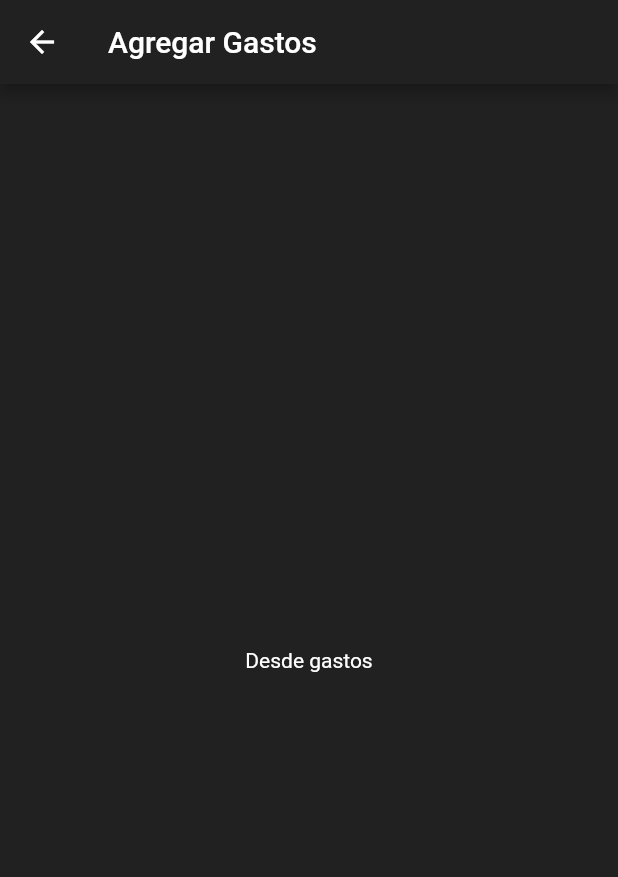
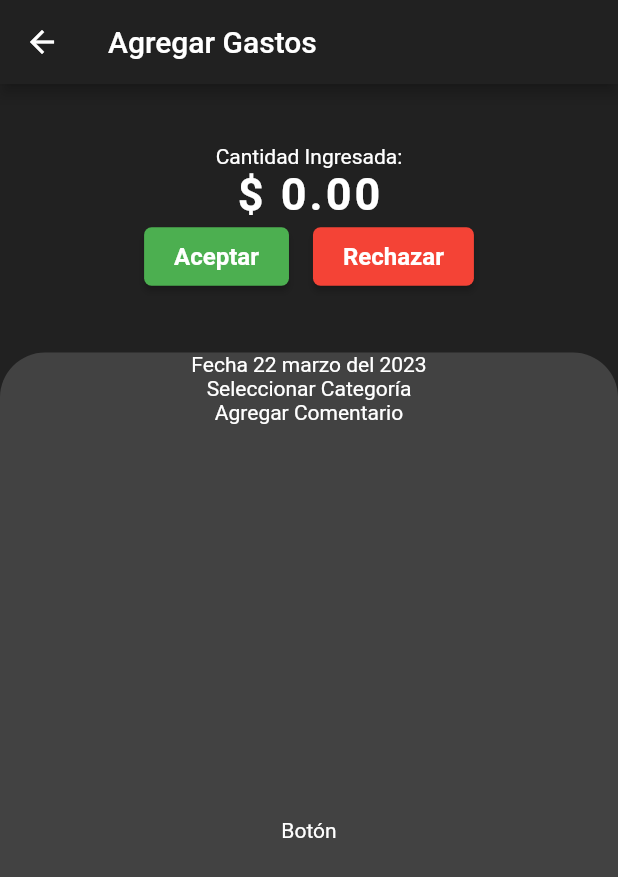
Before and after one commit to Nerovelic/app_balance, a Flutter app: the AddExpenses screen opened by its route, on a phone screen of 412 x 824 dp. Shown: the top 877 px of the screen. Run offline on Flutter 3.47's test engine with Material 2 defaults, Android fonts, the phone set to English and light mode, and no system bars; our stand-ins replace flutter_speed_dial.

Commit message:
creacion de un boton custom y como tambien el poner ese boton por debajo de la cantidad ingresada.

```diff
--- a/lib/pages/add_expenses.dart
+++ b/lib/pages/add_expenses.dart
@@ -1,4 +1,6 @@
 import 'package:flutter/material.dart';
+import '../utils/constants.dart';
+import '../widgets/add_expenses_wt/bs_num_keyboard.dart';
 
 class AddExpenses extends StatelessWidget {
   const AddExpenses({super.key});
@@ -9,8 +11,31 @@ class AddExpenses extends StatelessWidget {
       appBar: AppBar(
         title: const Text('Agregar Gastos'),
       ),
-      body: const Center(
-        child: Text('Desde gastos'),
+      body: Column(
+        children: [
+          const BSNumKeyboard(),
+          Expanded(
+            child: Container(
+              width: double.infinity,
+              decoration: Constants.sheetBoxDecoration(
+                Theme.of(context).primaryColorDark
+              ),
+              child: Column(
+                mainAxisAlignment: MainAxisAlignment.center,
+                children: const [
+                  Text('Fecha 22 marzo del 2023'),
+                  Text('Seleccionar Categoría'),
+                  Text('Agregar Comentario'),
+                  Expanded(
+                    child: Center(
+                      child: Text('Botón')
+                    )
+                  )
+                ],
+              ),
+            ),
+          )
+        ],
       ),
     );
   }
--- a/lib/widgets/add_expenses_wt/bs_num_keyboard.dart
+++ b/lib/widgets/add_expenses_wt/bs_num_keyboard.dart
@@ -1,3 +1,4 @@
+import 'package:balance/widgets/add_expenses_wt/button_custom.dart';
 import 'package:flutter/material.dart';
 
 class BSNumKeyboard extends StatefulWidget {
@@ -27,6 +28,13 @@ class _BSNumKeyboardState extends State<BSNumKeyboard> {
               letterSpacing: 2,
               fontWeight: FontWeight.bold
               ),
+            ),Row(
+              mainAxisAlignment: MainAxisAlignment.center,
+              children:[
+              ButtonCustom(texto: 'Aceptar', color: Colors.green, onPressed: () {}),
+              const SizedBox(width: 16),
+              ButtonCustom(texto: 'Rechazar', color: Colors.red, onPressed: () {}),
+              ]
             )
           ],
         ),
@@ -138,6 +146,7 @@ class _BSNumKeyboardState extends State<BSNumKeyboard> {
             },
           ),
         );
-    },);
+      },
+    );
   }
 }
--- /dev/null
+++ b/lib/widgets/add_expenses_wt/button_custom.dart
@@ -0,0 +1,31 @@
+import 'package:flutter/material.dart';
+
+class ButtonCustom extends StatefulWidget {
+  const ButtonCustom({super.key, this.texto = "", this.color, required Null Function() onPressed});
+  final String texto;
+  final Color? color;
+  @override
+  State<ButtonCustom> createState() => _ButtonCustomState();
+}
+
+class _ButtonCustomState extends State<ButtonCustom> {
+  @override
+  Widget build(BuildContext context) {
+    return ElevatedButton(
+      onPressed: () {
+      },
+      style: ElevatedButton.styleFrom(
+        padding: const EdgeInsets.symmetric(vertical: 10, horizontal: 20),
+        backgroundColor: widget.color,
+        textStyle: const TextStyle(
+          fontSize: 16,
+          fontWeight: FontWeight.bold,
+        ),
+        shape: RoundedRectangleBorder(
+          borderRadius: BorderRadius.circular(5),
+        ),
+      ),
+      child: Text(widget.texto),
+    );
+  }
+}
```
Lines whose indentation alone changed are shown as unchanged.
